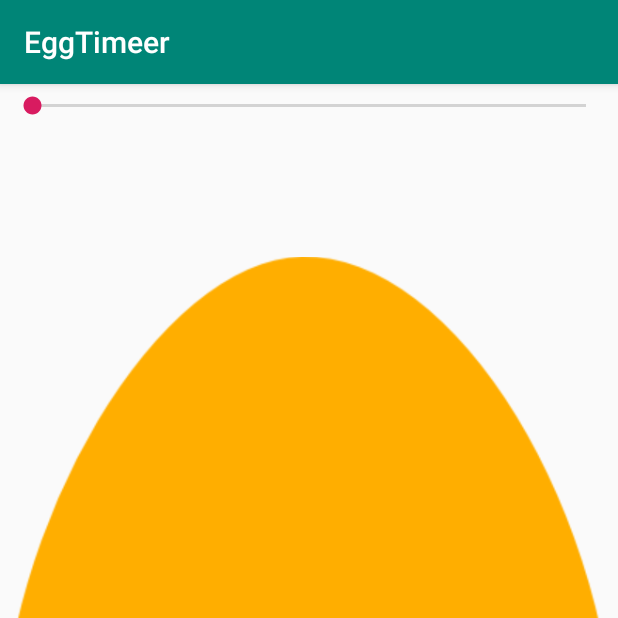
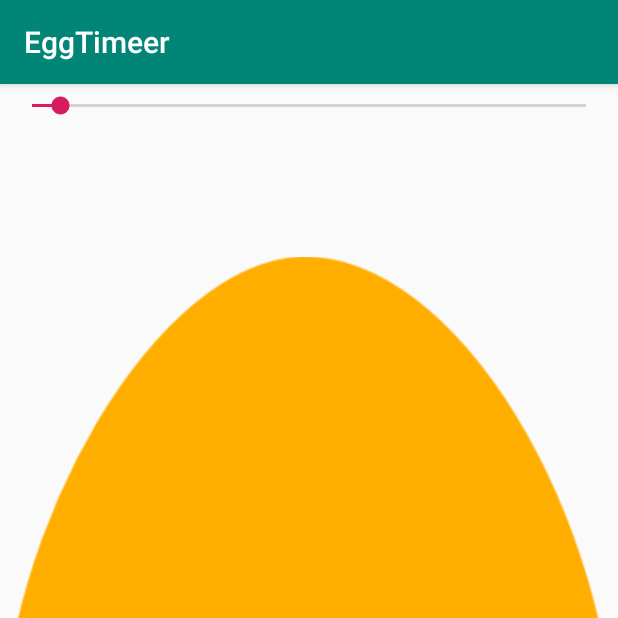
Before and after one commit to onrush1995/EggTimer, an Android app: the screen it shows after launch (MainActivity), on a phone screen of 412 x 824 dp, the top half of it. Run offline under Robolectric (Android 15) with nearby library versions, the phone set to English and light mode, and no system bars.

Commit message:
SeekBar value pass to textView

```diff
--- a/app/src/main/java/demo/gestures/eggtimeer/MainActivity.java
+++ b/app/src/main/java/demo/gestures/eggtimeer/MainActivity.java
@@ -2,6 +2,8 @@ package demo.gestures.eggtimeer;
 
 import android.support.v7.app.AppCompatActivity;
 import android.os.Bundle;
+import android.widget.SeekBar;
+import android.widget.TextView;
 
 public class MainActivity extends AppCompatActivity {
 
@@ -9,5 +11,31 @@ public class MainActivity extends AppCompatActivity {
     protected void onCreate(Bundle savedInstanceState) {
         super.onCreate(savedInstanceState);
         setContentView(R.layout.activity_main);
+
+        SeekBar timerSeekBar=findViewById(R.id.timerSeekBar);
+        final TextView timerTextView=findViewById(R.id.countdownTextView);
+
+        timerSeekBar.setMax(600);
+        timerSeekBar.setProgress(30);
+
+        timerSeekBar.setOnSeekBarChangeListener(new SeekBar.OnSeekBarChangeListener() {
+            @Override
+            public void onProgressChanged(SeekBar seekBar, int progress, boolean fromUser) {
+                int minutes=progress/60;
+                int seconds=progress-(minutes*60);
+
+                timerTextView.setText(Integer.toString(minutes)+":"+Integer.toString(seconds));
+            }
+
+            @Override
+            public void onStartTrackingTouch(SeekBar seekBar) {
+
+            }
+
+            @Override
+            public void onStopTrackingTouch(SeekBar seekBar) {
+
+            }
+        });
     }
 }
--- a/app/src/main/res/layout/activity_main.xml
+++ b/app/src/main/res/layout/activity_main.xml
@@ -7,7 +7,7 @@
     tools:context=".MainActivity">
 
     <SeekBar
-        android:id="@+id/seekBar"
+        android:id="@+id/timerSeekBar"
         android:layout_width="0dp"
         android:layout_height="wrap_content"
         android:layout_marginStart="5dp"
@@ -18,7 +18,7 @@
         app:layout_constraintTop_toTopOf="parent" />
 
     <ImageView
-        android:id="@+id/imageView"
+        android:id="@+id/eggImageView"
         android:layout_width="wrap_content"
         android:layout_height="wrap_content"
         android:layout_marginStart="5dp"
@@ -28,11 +28,11 @@
         app:layout_constraintBottom_toBottomOf="parent"
         app:layout_constraintEnd_toEndOf="parent"
         app:layout_constraintStart_toStartOf="parent"
-        app:layout_constraintTop_toBottomOf="@+id/seekBar"
+        app:layout_constraintTop_toBottomOf="@+id/timerSeekBar"
         app:srcCompat="@drawable/yellowegg" />
 
     <TextView
-        android:id="@+id/textView"
+        android:id="@+id/countdownTextView"
         android:layout_width="wrap_content"
         android:layout_height="wrap_content"
         android:text="00:30"
@@ -44,7 +44,7 @@
         app:layout_constraintTop_toTopOf="parent" />
 
     <Button
-        android:id="@+id/button"
+        android:id="@+id/goButton"
         android:layout_width="wrap_content"
         android:layout_height="wrap_content"
         android:layout_marginTop="14dp"
@@ -52,5 +52,5 @@
         app:layout_constraintEnd_toEndOf="parent"
         app:layout_constraintHorizontal_bias="0.5"
         app:layout_constraintStart_toStartOf="parent"
-        app:layout_constraintTop_toBottomOf="@+id/textView" />
+        app:layout_constraintTop_toBottomOf="@+id/countdownTextView" />
 </android.support.constraint.ConstraintLayout>
```
